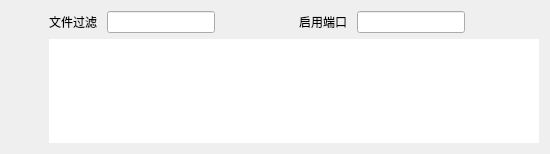
Old version of the form ui/web_server.ui in the repository fffoobibi/httpfile.
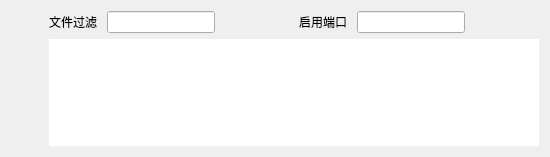
New version of the form. Icons and pictures are not drawn.

Patch:
```diff
--- a/ui/web_server.ui
+++ b/ui/web_server.ui
@@ -7,7 +7,7 @@
     <x>0</x>
     <y>0</y>
     <width>550</width>
-    <height>154</height>
+    <height>157</height>
    </rect>
   </property>
   <property name="windowTitle">
@@ -45,6 +45,9 @@
         <iconset resource="../sources/ide_sources.qrc">
          <normaloff>:/icon/停止.svg</normaloff>:/icon/停止.svg</iconset>
        </property>
+       <property name="checkable">
+        <bool>true</bool>
+       </property>
       </widget>
      </item>
      <item>
```
Left out of the diff: 17 changed lines with no effect on the pictures.
